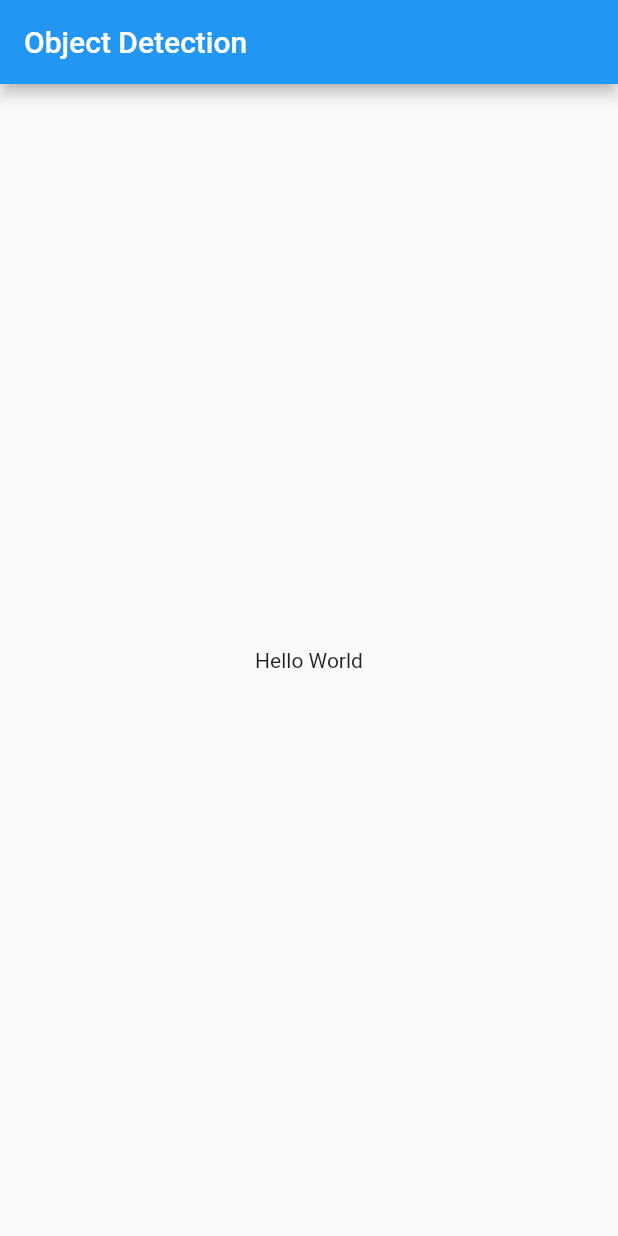
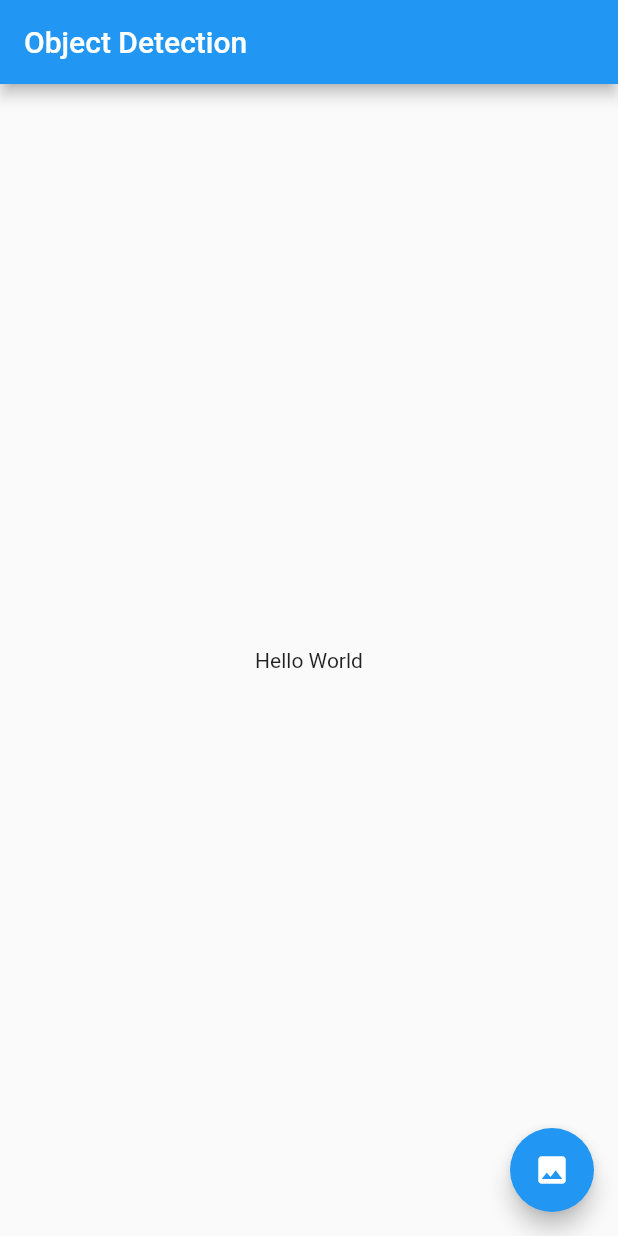
Before and after one commit to Bhupendrapt5/object_detection_flutter_tflite, a Flutter app: the screen it shows after launch, on a phone screen of 412 x 824 dp. Run offline on Flutter 3.47's test engine with Material 2 defaults, Android fonts, the phone set to English and light mode, and no system bars; our stand-ins replace image_picker; missing offline and left inert: tflite.

Commit message:
gradle update and image Picker

```diff
--- a/lib/main.dart
+++ b/lib/main.dart
@@ -1,8 +1,16 @@
+import 'dart:io';
+
 import 'package:flutter/material.dart';
+import 'package:tflite/tflite.dart';
+import 'package:image_picker/image_picker.dart';
+import 'package:image/image.dart';
 
 void main() {
   runApp(MyApp());
 }
+
+const String ssd = 'SSD MobileNet';
+const String yolo = 'Tiny YOLOv2';
 
 class MyApp extends StatelessWidget {
   // This widget is the root of your application.
@@ -14,12 +22,36 @@ class MyApp extends StatelessWidget {
         primarySwatch: Colors.blue,
         visualDensity: VisualDensity.adaptivePlatformDensity,
       ),
-      home: MyHomePage(),
+      debugShowCheckedModeBanner: false,
+      home: TfliteHome(),
     );
   }
 }
 
-class MyHomePage extends StatelessWidget {
+class TfliteHome extends StatefulWidget {
+  @override
+  _TfliteHomeState createState() => _TfliteHomeState();
+}
+
+class _TfliteHomeState extends State<TfliteHome> {
+  String _model = ssd;
+  File _imageFile;
+  double _imageHeight;
+  double _imageWidth;
+  ImagePicker _imagePicker;
+  bool _isBusy = false;
+  _selectFromImagePicker() async {
+    var image = await _imagePicker.getImage(
+      source: ImageSource.gallery,
+    );
+    if(image ==null) return;
+
+    setState(() {
+      _isBusy = true;
+    });
+    predictImage();
+  }
+
   @override
   Widget build(BuildContext context) {
     return Scaffold(
@@ -27,9 +59,12 @@ class MyHomePage extends StatelessWidget {
         title: Text('Object Detection'),
       ),
       body: Center(
-        child: Text(
-          'Hello World'
-        ),
+        child: Text('Hello World'),
+      ),
+      floatingActionButton: FloatingActionButton(
+        onPressed: _selectFromImagePicker,
+        child: Icon(Icons.image),
+        tooltip: 'Pick Image',
       ),
     );
   }
```
Also changed, not shown: 1 other file.
